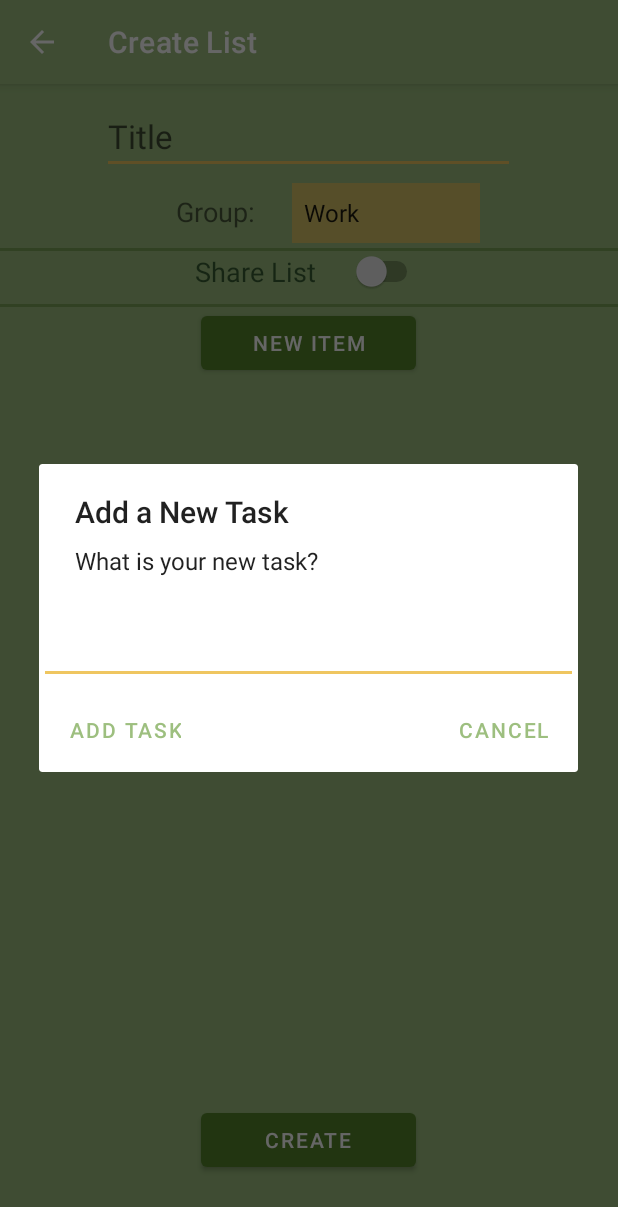
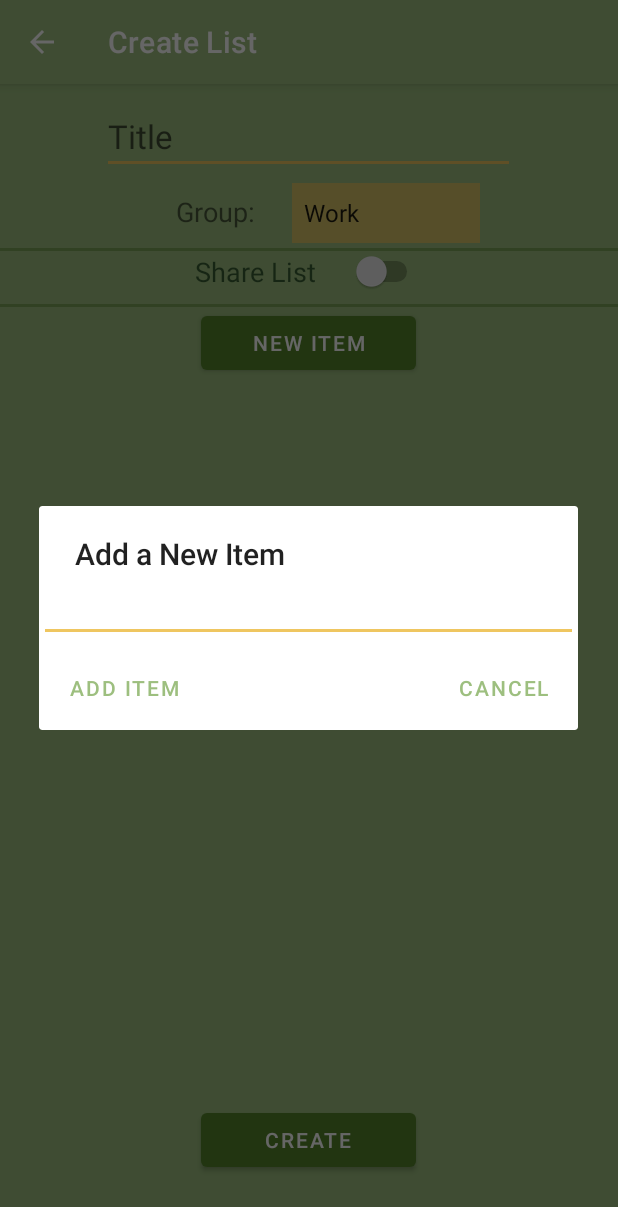
Before and after one commit to cmdmac23/CapstoneProject, an Android app: the CreateList screen opened directly, with no data from a screen before it, after a tap on "NEW ITEM", on a phone screen of 412 x 824 dp. Shown: the top 1207 px of the screen. Run offline under Robolectric (Android 15) with nearby library versions, the phone set to English and light mode, and no system bars; Roboto replaces fonts that are not available here.

Commit message:
sharing lists fixed

```diff
--- a/app/src/main/java/com/example/capstoneproject/CreateList.java
+++ b/app/src/main/java/com/example/capstoneproject/CreateList.java
@@ -44,6 +44,7 @@ public class CreateList extends AppCompatActivity {
     public DrawerLayout drawerLayout;
     public ActionBarDrawerToggle actionBarDrawerToggle;
     public Context context = this;
+    //temporary list of to-do list items
     public ArrayList<ToDoListItem> items = new ArrayList<ToDoListItem>();
 
     @Override
@@ -55,30 +56,34 @@ public class CreateList extends AppCompatActivity {
         actionBar.setTitle("Create List");
         actionBar.setDisplayHomeAsUpEnabled(true);
 
+        //create and initialize list view variable and adapter
         ListView listView = findViewById(R.id.listView);
         TextAdapter adapter = new TextAdapter();
 
+        //sends items list to adapter
         adapter.setData(items);
         listView.setAdapter(adapter);
 
+        //prompts user to add a new item to their list
         final Button newTaskButton = findViewById(R.id.newTaskButton);
-
         newTaskButton.setOnClickListener(new View.OnClickListener() {
             @Override
             public void onClick(View view) {
+                //creates a pop-up dialog that asks the user to input an item
                 EditText taskInput = new EditText(CreateList.this);
                 taskInput.setSingleLine();
                 AlertDialog dialog = new AlertDialog.Builder(CreateList.this)
-                        .setTitle("Add a New Task")
-                        .setMessage("What is your new task?")
+                        .setTitle("Add a New Item")
                         .setView(taskInput)
-                        .setNeutralButton("Add task", new DialogInterface.OnClickListener() {
+                        .setNeutralButton("Add Item", new DialogInterface.OnClickListener() {
                             @Override
                             public void onClick(DialogInterface dialogInterface, int i) {
+                                //creates new to-do list item
                                 ToDoListItem item = new ToDoListItem();
                                 item.itemName = taskInput.getText().toString();
                                 item.completed = 0;
                                 dialogInterface.dismiss();
+                                //creates a second pop-up that prompts user to select a difficulty for their list item
                                 SeekBar seekBar = new SeekBar(CreateList.this);
                                 seekBar.setMax(4);
                                 seekBar.setProgress(2);
@@ -106,21 +111,23 @@ public class CreateList extends AppCompatActivity {
 
         context = this;
 
+        //creates share switch on interface (prompts user to enter a username to share to-do list if switched)
         Switch shareSwitch = (Switch) findViewById(R.id.shareListSwitch);
-        LinearLayout shareLayout = (LinearLayout) findViewById(R.id.shareLayout);
+        LinearLayout shareListLayout = (LinearLayout) findViewById(R.id.shareListLayout);
         shareSwitch.setOnCheckedChangeListener(new CompoundButton.OnCheckedChangeListener() {
             @Override
             public void onCheckedChanged(CompoundButton compoundButton, boolean b) {
                 if (b) {
-                    shareLayout.setVisibility(View.VISIBLE);
+                    shareListLayout.setVisibility(View.VISIBLE);
                 } else {
-                    shareLayout.setVisibility(View.GONE);
+                    shareListLayout.setVisibility(View.GONE);
                 }
             }
         });
 
     }
 
+    //user can exit create list page by hitting "back" arrow
     @Override
     public boolean onSupportNavigateUp() {
         onBackPressed();
@@ -141,31 +148,36 @@ public class CreateList extends AppCompatActivity {
         alertDialog.show();
     }
 
+    //list adapter so list items can be viewed on create list page
     class TextAdapter extends BaseAdapter {
         public ArrayList<ToDoListItem> list = new ArrayList<ToDoListItem>();
-        //SeekBar seekbar = new SeekBar(CreateList.this);
 
+        //called in first lines, but clears lists then adds items in "items" list to adapter
         void setData(ArrayList<ToDoListItem> newList) {
             list.clear();
             list.addAll(newList);
             notifyDataSetChanged();
         }
 
+        //total size of items list
         @Override
         public int getCount() {
             return list.size();
         }
 
+        //gets item in list
         @Override
         public Object getItem(int position) {
             return null;
         }
 
+        //gets item ID in list
         @Override
         public long getItemId(int position) {
             return 0;
         }
 
+        //displays list items
         @Override
         public View getView(int position, View view, ViewGroup viewGroup) {
             LayoutInflater inflater = (LayoutInflater) CreateList.this.getSystemService(Context.LAYOUT_INFLATER_SERVICE);
@@ -177,6 +189,7 @@ public class CreateList extends AppCompatActivity {
 
     }
 
+    //API function call, pulls values input by user to send to database
     @RequiresApi(api = Build.VERSION_CODES.O)
     public void createOnClick(View view) {
         ToDoList newList = new ToDoList();
@@ -184,7 +197,7 @@ public class CreateList extends AppCompatActivity {
         newList.title = ((EditText) findViewById(R.id.listTitle)).getText().toString();
         newList.group = ((Spinner) findViewById(R.id.groupListSpinner)).getSelectedItem().toString();
         newList.fromUser = Login.username;
-        newList.toUser = ((EditText) findViewById(R.id.shareText)).getText().toString();
+        newList.toUser = ((EditText) findViewById(R.id.shareListText)).getText().toString();
         newList.completed = 0;
         newList.listItemArray = items.toArray(new ToDoListItem[items.size()]);
         if (newList.title.isEmpty()) {
@@ -196,6 +209,7 @@ public class CreateList extends AppCompatActivity {
     }
 }
 
+//sends list input from user to the endpoint "todolists/lists/add" so list is added to database
 class CreateToDoList extends AsyncTask<String, Void, Void> {
     Context context;
     Activity activity;
--- a/app/src/main/java/com/example/capstoneproject/Menu.java
+++ b/app/src/main/java/com/example/capstoneproject/Menu.java
@@ -253,6 +253,7 @@ class PreloadPlannerEntries extends AsyncTask<String, Void, Void> {
     }
 }
 
+//uses endpoint "todolists/lists" to populate existing user lists when to-do list page is opened
 class PreloadToDoLists extends AsyncTask<String, Void, Void> {
     Context context;
     Activity activity;
@@ -346,6 +347,7 @@ class UpdateCompletionStatus extends AsyncTask<String, Void, Void> {
     }
 }
 
+//indicates user has completed an item on their to-do list to database (sends item.completed = 1 to database)
 class UpdateListCompletionStatus extends AsyncTask<String, Void, Void> {
     ToDoListItem updateItem;
 
--- a/app/src/main/res/layout/activity_create_list.xml
+++ b/app/src/main/res/layout/activity_create_list.xml
@@ -126,7 +126,7 @@
                     android:layout_weight="1" />
 
                 <EditText
-                    android:id="@+id/shareText"
+                    android:id="@+id/shareListText"
                     android:layout_width="wrap_content"
                     android:layout_height="wrap_content"
                     android:layout_weight="1"
```
Also changed, not shown: app/src/main/java/com/example/capstoneproject/ToDoMain.java (+31 -8 lines), app/src/main/java/com/example/capstoneproject/UpdateList.java (+45 -17 lines).
